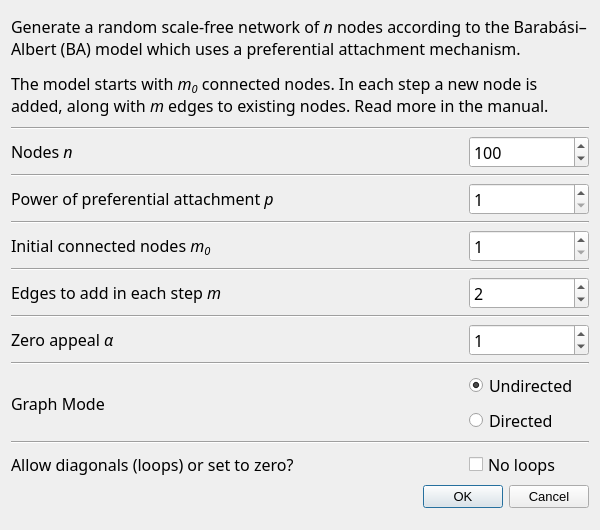
socnetv/app, file src/forms/dialograndscalefree.ui: the form before one commit.
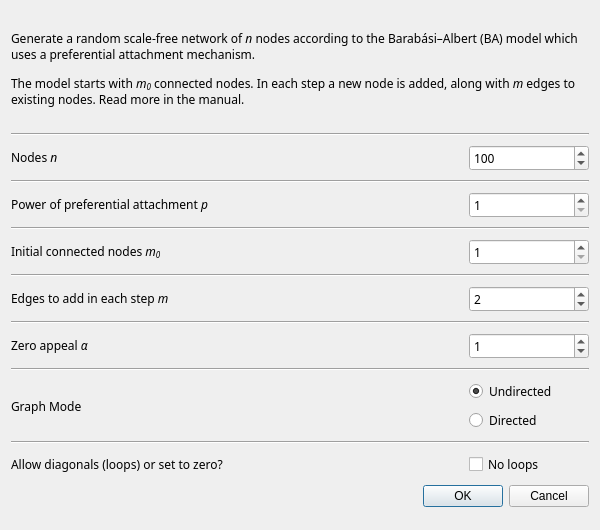
The form after the commit.

Commit message: fixed pointsizes in macos

```diff
--- a/src/forms/dialograndscalefree.ui
+++ b/src/forms/dialograndscalefree.ui
@@ -28,11 +28,6 @@
     <height>600</height>
    </size>
   </property>
-  <property name="font">
-   <font>
-    <pointsize>12</pointsize>
-   </font>
-  </property>
   <property name="windowTitle">
    <string>Scale-free random network generator</string>
   </property>
@@ -60,7 +55,6 @@
      <property name="font">
       <font>
        <family>Sans Serif</family>
-       <pointsize>12</pointsize>
       </font>
      </property>
      <property name="frameShape">
@@ -106,7 +100,6 @@
        <property name="font">
         <font>
          <family>Sans Serif</family>
-         <pointsize>12</pointsize>
         </font>
        </property>
        <property name="text">
@@ -131,7 +124,6 @@
        <property name="font">
         <font>
          <family>Sans Serif</family>
-         <pointsize>12</pointsize>
         </font>
        </property>
        <property name="toolTip">
@@ -179,7 +171,6 @@
        <property name="font">
         <font>
          <family>Sans Serif</family>
-         <pointsize>12</pointsize>
         </font>
        </property>
        <property name="text">
@@ -198,7 +189,6 @@
        <property name="font">
         <font>
          <family>Sans Serif</family>
-         <pointsize>12</pointsize>
         </font>
        </property>
        <property name="toolTip">
@@ -249,7 +239,6 @@
        <property name="font">
         <font>
          <family>Sans Serif</family>
-         <pointsize>12</pointsize>
         </font>
        </property>
        <property name="text">
@@ -268,7 +257,6 @@
        <property name="font">
         <font>
          <family>Sans Serif</family>
-         <pointsize>12</pointsize>
         </font>
        </property>
        <property name="toolTip">
@@ -319,7 +307,6 @@
        <property name="font">
         <font>
          <family>Sans Serif</family>
-         <pointsize>12</pointsize>
         </font>
        </property>
        <property name="text">
@@ -338,7 +325,6 @@
        <property name="font">
         <font>
          <family>Sans Serif</family>
-         <pointsize>12</pointsize>
         </font>
        </property>
        <property name="toolTip">
@@ -389,7 +375,6 @@
        <property name="font">
         <font>
          <family>Sans Serif</family>
-         <pointsize>12</pointsize>
         </font>
        </property>
        <property name="text">
@@ -408,7 +393,6 @@
        <property name="font">
         <font>
          <family>Sans Serif</family>
-         <pointsize>12</pointsize>
         </font>
        </property>
        <property name="toolTip">
@@ -456,7 +440,6 @@
        <property name="font">
         <font>
          <family>Sans Serif</family>
-         <pointsize>12</pointsize>
         </font>
        </property>
        <property name="text">
@@ -483,7 +466,6 @@
          <property name="font">
           <font>
            <family>Sans Serif</family>
-           <pointsize>12</pointsize>
           </font>
          </property>
          <property name="text">
@@ -514,7 +496,6 @@
          <property name="font">
           <font>
            <family>Sans Serif</family>
-           <pointsize>12</pointsize>
           </font>
          </property>
          <property name="text">
@@ -555,7 +536,6 @@
        <property name="font">
         <font>
          <family>Sans Serif</family>
-         <pointsize>12</pointsize>
         </font>
        </property>
        <property name="text">
@@ -582,7 +562,6 @@
          <property name="font">
           <font>
            <family>Sans Serif</family>
-           <pointsize>12</pointsize>
           </font>
          </property>
          <property name="toolTip">
@@ -602,11 +581,6 @@
    </item>
    <item row="15" column="0">
     <widget class="QDialogButtonBox" name="buttonBox">
-     <property name="font">
-      <font>
-       <pointsize>10</pointsize>
-      </font>
-     </property>
      <property name="orientation">
       <enum>Qt::Horizontal</enum>
      </property>
```
The commit also changes 15 other files.
